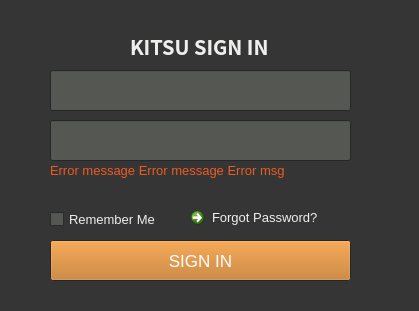
First picture: the form in jiwoon/gazu_api/view/UI/loginwidget.ui, repository SongmiLim/nuki_project, before the edit.
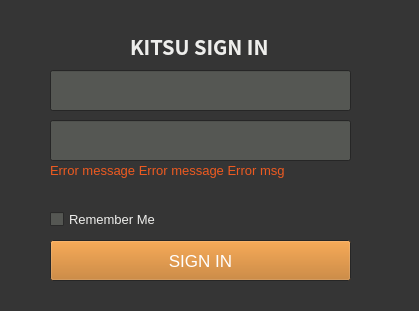
Second picture: the form after the edit.

Commit message: forgot 버튼 삭제

```diff
--- a/jiwoon/gazu_api/view/UI/loginwidget.ui
+++ b/jiwoon/gazu_api/view/UI/loginwidget.ui
@@ -909,168 +909,6 @@
        </property>
       </widget>
      </item>
-     <item>
-      <widget class="QCommandLinkButton" name="forgotpw_cmdlinkbtn">
-       <property name="enabled">
-        <bool>true</bool>
-       </property>
-       <property name="palette">
-        <palette>
-         <active>
-          <colorrole role="WindowText">
-           <brush brushstyle="SolidPattern">
-            <color alpha="255">
-             <red>238</red>
-             <green>238</green>
-             <blue>236</blue>
-            </color>
-           </brush>
-          </colorrole>
-          <colorrole role="Button">
-           <brush brushstyle="SolidPattern">
-            <color alpha="255">
-             <red>46</red>
-             <green>52</green>
-             <blue>54</blue>
-            </color>
-           </brush>
-          </colorrole>
-          <colorrole role="Text">
-           <brush brushstyle="SolidPattern">
-            <color alpha="255">
-             <red>238</red>
-             <green>238</green>
-             <blue>236</blue>
-            </color>
-           </brush>
-          </colorrole>
-          <colorrole role="ButtonText">
-           <brush brushstyle="SolidPattern">
-            <color alpha="255">
-             <red>238</red>
-             <green>238</green>
-             <blue>236</blue>
-            </color>
-           </brush>
-          </colorrole>
-          <colorrole role="PlaceholderText">
-           <brush brushstyle="SolidPattern">
-            <color alpha="128">
-             <red>238</red>
-             <green>238</green>
-             <blue>236</blue>
-            </color>
-           </brush>
-          </colorrole>
-         </active>
-         <inactive>
-          <colorrole role="WindowText">
-           <brush brushstyle="SolidPattern">
-            <color alpha="255">
-             <red>238</red>
-             <green>238</green>
-             <blue>236</blue>
-            </color>
-           </brush>
-          </colorrole>
-          <colorrole role="Button">
-           <brush brushstyle="SolidPattern">
-            <color alpha="255">
-             <red>46</red>
-             <green>52</green>
-             <blue>54</blue>
-            </color>
-           </brush>
-          </colorrole>
-          <colorrole role="Text">
-           <brush brushstyle="SolidPattern">
-            <color alpha="255">
-             <red>238</red>
-             <green>238</green>
-             <blue>236</blue>
-            </color>
-           </brush>
-          </colorrole>
-          <colorrole role="ButtonText">
-           <brush brushstyle="SolidPattern">
-            <color alpha="255">
-             <red>238</red>
-             <green>238</green>
-             <blue>236</blue>
-            </color>
-           </brush>
-          </colorrole>
-          <colorrole role="PlaceholderText">
-           <brush brushstyle="SolidPattern">
-            <color alpha="128">
-             <red>238</red>
-             <green>238</green>
-             <blue>236</blue>
-            </color>
-           </brush>
-          </colorrole>
-         </inactive>
-         <disabled>
-          <colorrole role="WindowText">
-           <brush brushstyle="SolidPattern">
-            <color alpha="255">
-             <red>190</red>
-             <green>190</green>
-             <blue>190</blue>
-            </color>
-           </brush>
-          </colorrole>
-          <colorrole role="Button">
-           <brush brushstyle="SolidPattern">
-            <color alpha="255">
-             <red>46</red>
-             <green>52</green>
-             <blue>54</blue>
-            </color>
-           </brush>
-          </colorrole>
-          <colorrole role="Text">
-           <brush brushstyle="SolidPattern">
-            <color alpha="255">
-             <red>190</red>
-             <green>190</green>
-             <blue>190</blue>
-            </color>
-           </brush>
-          </colorrole>
-          <colorrole role="ButtonText">
-           <brush brushstyle="SolidPattern">
-            <color alpha="255">
-             <red>190</red>
-             <green>190</green>
-             <blue>190</blue>
-            </color>
-           </brush>
-          </colorrole>
-          <colorrole role="PlaceholderText">
-           <brush brushstyle="SolidPattern">
-            <color alpha="128">
-             <red>0</red>
-             <green>0</green>
-             <blue>0</blue>
-            </color>
-           </brush>
-          </colorrole>
-         </disabled>
-        </palette>
-       </property>
-       <property name="font">
-        <font>
-         <pointsize>10</pointsize>
-         <weight>50</weight>
-         <bold>false</bold>
-        </font>
-       </property>
-       <property name="text">
-        <string>Forgot Password?</string>
-       </property>
-      </widget>
-     </item>
     </layout>
    </widget>
   </widget>
```
The commit also changes 5 other files.
